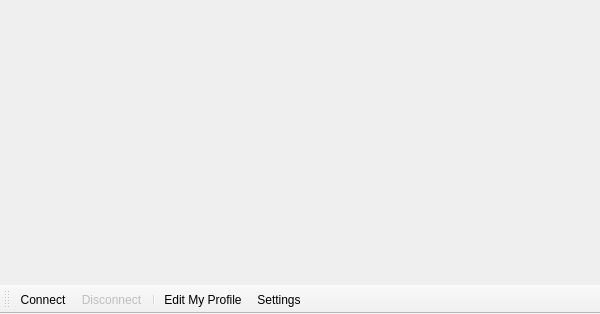
First picture: the form in Quazaa/UI/widgetircmain.ui, repository c3c/quazaa, before the edit.
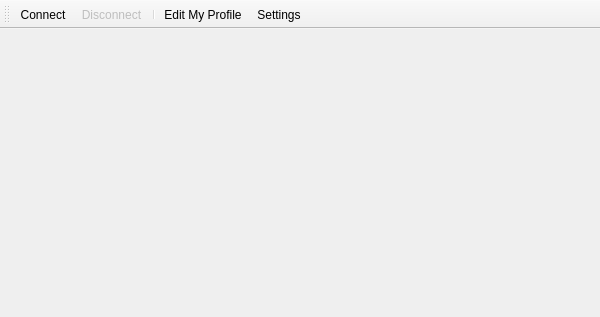
Second picture: the form after the edit. Icons and pictures are not drawn.

```diff
--- a/Quazaa/UI/widgetircmain.ui
+++ b/Quazaa/UI/widgetircmain.ui
@@ -7,7 +7,7 @@
     <x>0</x>
     <y>0</y>
     <width>600</width>
-    <height>314</height>
+    <height>317</height>
    </rect>
   </property>
   <property name="windowTitle">
@@ -43,7 +43,7 @@
     <bool>false</bool>
    </property>
    <attribute name="toolBarArea">
-    <enum>BottomToolBarArea</enum>
+    <enum>TopToolBarArea</enum>
    </attribute>
    <attribute name="toolBarBreak">
     <bool>false</bool>
```
